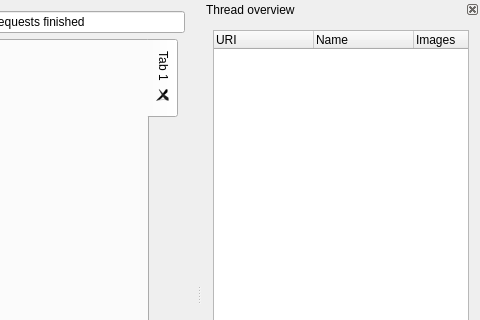
Old version of the form gui/mainwindow.ui in the repository chrisdevchroma/fourchan-dl; both pictures show x 206 to 686 and y 0 to 320 of the 686 by 609 pixel window.
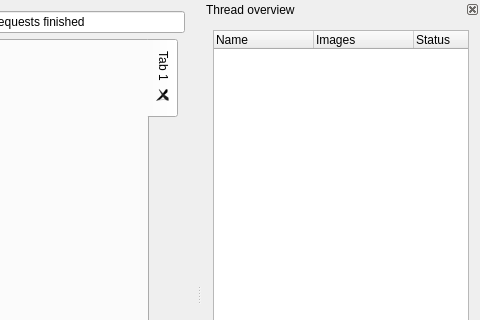
New version of the form. Icons and pictures are not drawn.

Patch:
```diff
--- a/gui/mainwindow.ui
+++ b/gui/mainwindow.ui
@@ -92,11 +92,6 @@
     <layout class="QGridLayout" name="gridLayout_2">
      <item row="0" column="0">
       <widget class="QTreeWidget" name="threadOverview">
-       <column>
-        <property name="text">
-         <string>URI</string>
-        </property>
-       </column>
        <column>
         <property name="text">
          <string>Name</string>
@@ -112,6 +107,11 @@
          <string>Status</string>
         </property>
        </column>
+       <column>
+        <property name="text">
+         <string>URI</string>
+        </property>
+       </column>
       </widget>
      </item>
     </layout>
```
Left out of the diff: 4 changed lines with no effect on the pictures.
